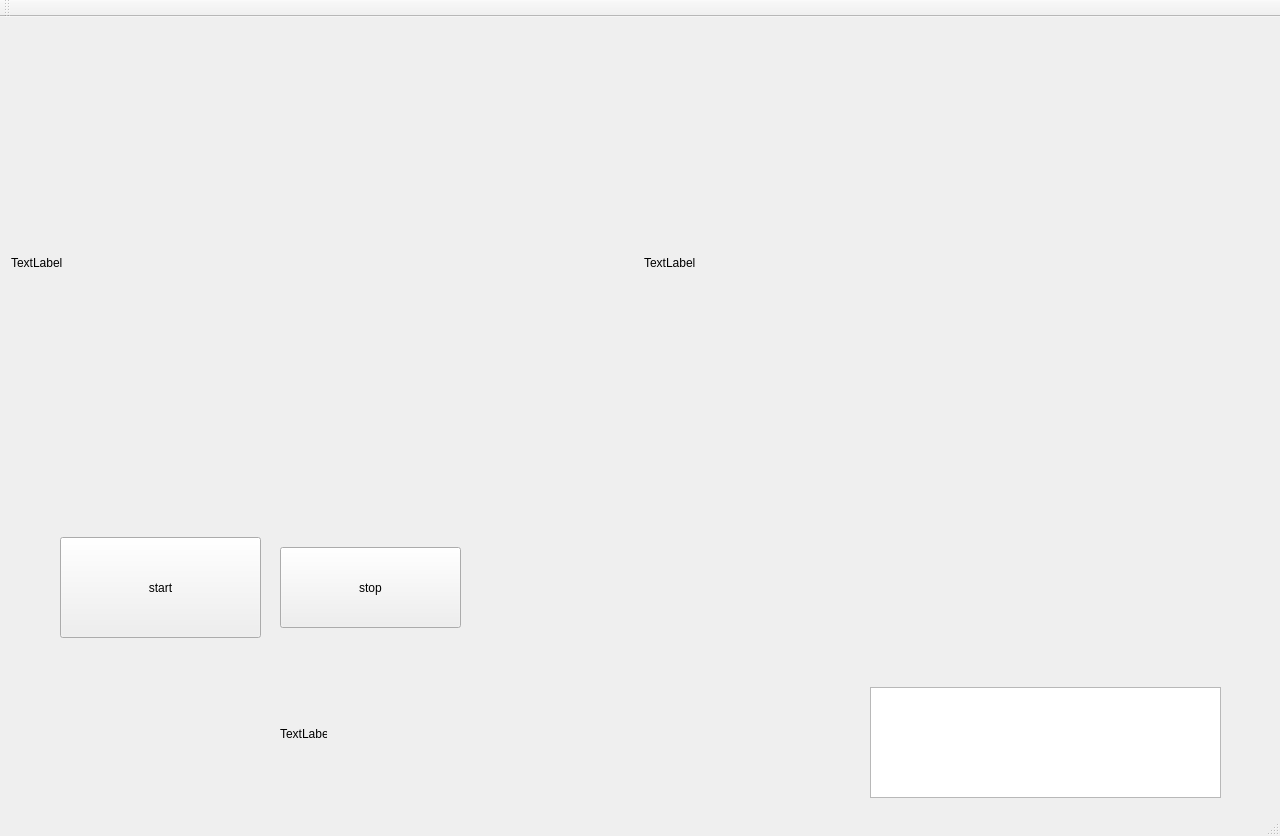
Qt form mainwindow.ui (EugChesn/GuiClient) before a commit.
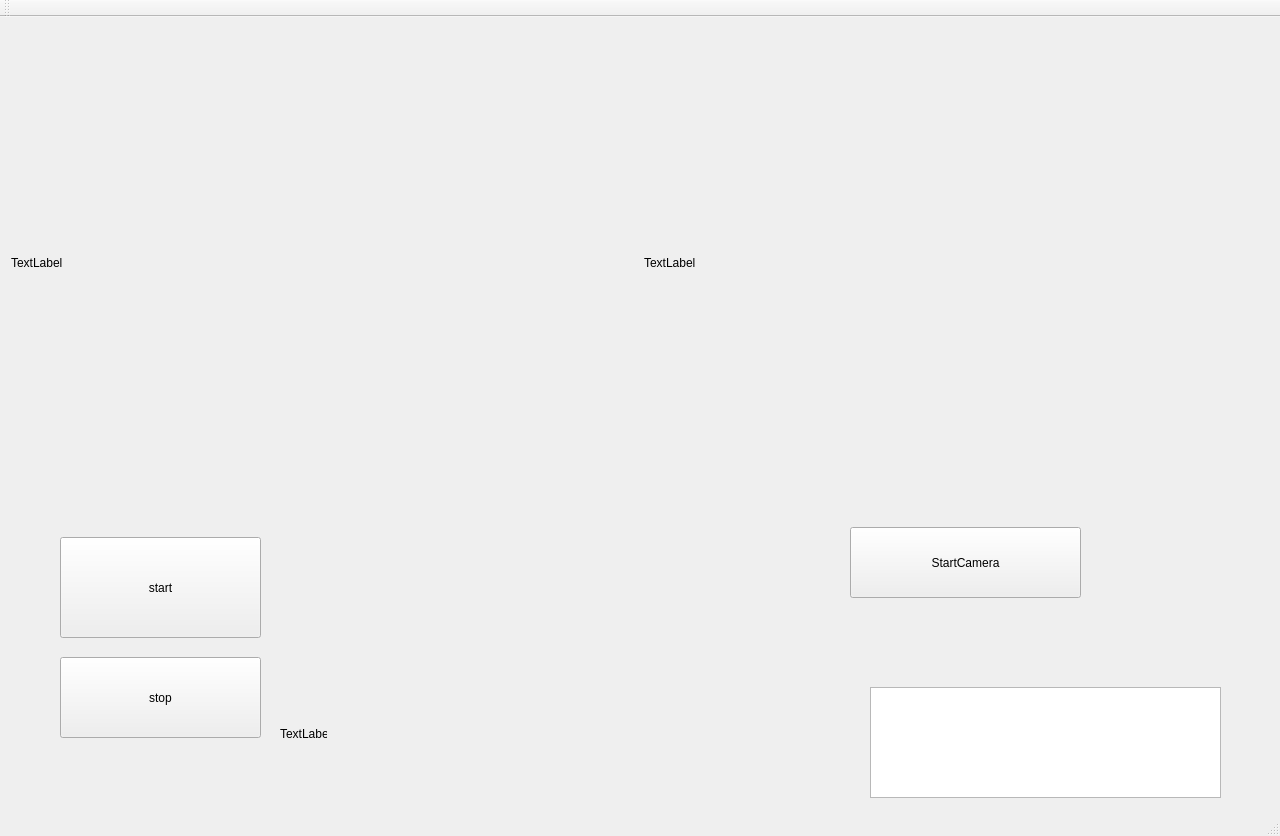
The same form after that commit. Icons and pictures are not drawn.

Commit message: Camera is ALIVE

```diff
--- a/mainwindow.ui
+++ b/mainwindow.ui
@@ -100,9 +100,9 @@
    <widget class="QPushButton" name="stop">
     <property name="geometry">
      <rect>
-      <x>280</x>
-      <y>530</y>
-      <width>181</width>
+      <x>60</x>
+      <y>640</y>
+      <width>201</width>
       <height>81</height>
      </rect>
     </property>
@@ -128,7 +128,7 @@
      <rect>
       <x>470</x>
       <y>610</y>
-      <width>311</width>
+      <width>314</width>
       <height>162</height>
      </rect>
     </property>
@@ -189,6 +189,19 @@
      </item>
     </layout>
    </widget>
+   <widget class="QPushButton" name="btnCamera">
+    <property name="geometry">
+     <rect>
+      <x>850</x>
+      <y>510</y>
+      <width>231</width>
+      <height>71</height>
+     </rect>
+    </property>
+    <property name="text">
+     <string>StartCamera</string>
+    </property>
+   </widget>
   </widget>
   <widget class="QMenuBar" name="menuBar">
    <property name="geometry">
```
The commit also changes 5 other files.
